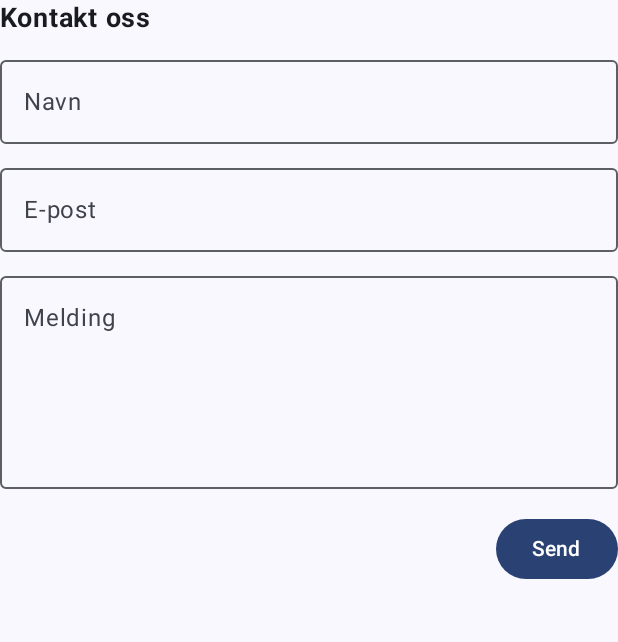
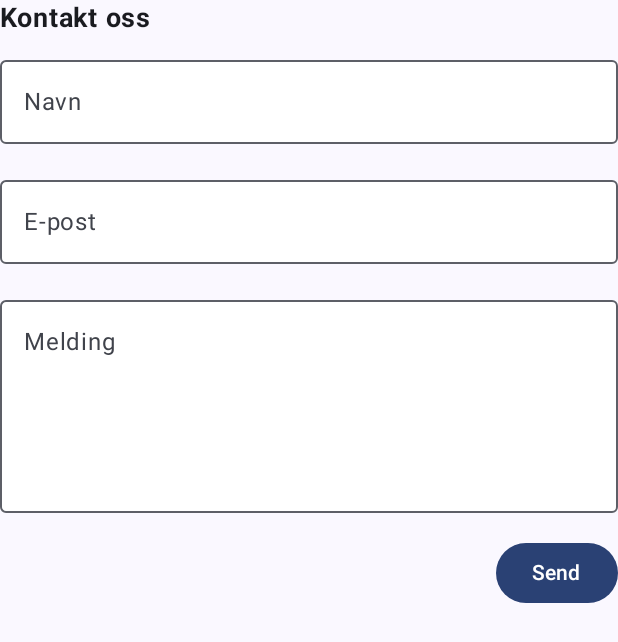
Before and after one commit to BachelorProject2025/PremaCare, an Android app built with Jetpack Compose: the composable ContactForm shown on its own in the app's theme, after a tap on "Send", on a phone screen of 412 x 824 dp. Shown: the top 642 px of the screen. Run offline under Robolectric (Android 15) with nearby library versions, the phone set to English and light mode, and no system bars; our stand-ins replace Firebase (no records; nobody signed in at launch, a user with empty details on screens opened directly), livedata-compose.

Commit message:
Completed contact us screen

```diff
--- a/app/src/main/java/no/hiof/bachelor/premacare/ui/screens/AboutUs.kt
+++ b/app/src/main/java/no/hiof/bachelor/premacare/ui/screens/AboutUs.kt
@@ -1,6 +1,9 @@
 package no.hiof.bachelor.premacare.ui.screens
 
+import android.content.ActivityNotFoundException
+import android.content.Intent
 import android.text.Layout
+import android.widget.Toast
 import androidx.compose.foundation.background
 import androidx.compose.foundation.layout.Arrangement
 import androidx.compose.foundation.layout.Column
@@ -12,7 +15,9 @@ import androidx.compose.foundation.layout.padding
 import androidx.compose.foundation.text.KeyboardOptions
 import androidx.compose.material3.Button
 import androidx.compose.material3.OutlinedTextField
+import androidx.compose.material3.OutlinedTextFieldDefaults
 import androidx.compose.material3.Text
+import androidx.compose.material3.TextFieldDefaults
 import androidx.compose.runtime.Composable
 import androidx.compose.runtime.getValue
 import androidx.compose.runtime.mutableStateOf
@@ -21,10 +26,14 @@ import androidx.compose.runtime.setValue
 import androidx.compose.ui.Alignment
 import androidx.compose.ui.Modifier
 import androidx.compose.ui.graphics.Color
+import androidx.compose.ui.platform.LocalContext
 import androidx.compose.ui.text.font.FontWeight
 import androidx.compose.ui.text.input.KeyboardType
 import androidx.compose.ui.unit.dp
 import androidx.compose.ui.unit.sp
+import androidx.compose.runtime.*
+import androidx.compose.ui.platform.LocalContext
+
 
 
 @Composable
@@ -60,11 +69,14 @@ fun AboutUs() {
 
 }
 
+
+
 @Composable
 private fun ContactForm() {
     var name by remember { mutableStateOf("") }
     var email by remember { mutableStateOf("") }
     var message by remember { mutableStateOf("") }
+    val context = LocalContext.current
 
     Column(modifier = Modifier.fillMaxWidth()) {
         Text(text = "Kontakt oss", fontWeight = FontWeight.Bold, fontSize = 18.sp)
@@ -75,8 +87,17 @@ private fun ContactForm() {
             value = name,
             onValueChange = { name = it },
             label = { Text("Navn") },
-            modifier = Modifier.fillMaxWidth()
+            modifier = Modifier
+                .fillMaxWidth()
+                .padding(bottom = 8.dp),
+            colors = OutlinedTextFieldDefaults.colors(
+                focusedContainerColor = Color.White,
+                unfocusedContainerColor = Color.White,
+                disabledContainerColor = Color.White
+            )
         )
+
+
 
         Spacer(modifier = Modifier.height(8.dp))
 
@@ -84,13 +105,19 @@ private fun ContactForm() {
             value = email,
             onValueChange = { email = it },
             label = { Text("E-post") },
-            modifier = Modifier.fillMaxWidth(),
-            keyboardOptions = KeyboardOptions.Default.copy(
-                keyboardType = KeyboardType.Email
+            modifier = Modifier
+                .fillMaxWidth()
+                .padding(bottom = 8.dp),
+            colors = OutlinedTextFieldDefaults.colors(
+                focusedContainerColor = Color.White,
+                unfocusedContainerColor = Color.White,
+                disabledContainerColor = Color.White
             )
         )
 
+
         Spacer(modifier = Modifier.height(8.dp))
+
 
         OutlinedTextField(
             value = message,
@@ -99,13 +126,34 @@ private fun ContactForm() {
             modifier = Modifier
                 .fillMaxWidth()
                 .height(150.dp),
-            maxLines = 5
+            maxLines = 5,
+            colors = OutlinedTextFieldDefaults.colors(
+                focusedContainerColor = Color.White,
+                unfocusedContainerColor = Color.White,
+                disabledContainerColor = Color.White
+            )
         )
+
+
 
         Spacer(modifier = Modifier.height(16.dp))
 
         Button(
             onClick = {
+                val intent = Intent(Intent.ACTION_SEND).apply {
+                    type = "message/rfc822"
+                    putExtra(Intent.EXTRA_EMAIL, arrayOf("premacareapp@gmail.com")) // du kan også bruke `email` hvis du vil sende til brukerens adresse
+                    putExtra(Intent.EXTRA_SUBJECT, "Ny melding fra appen")
+                    putExtra(
+                        Intent.EXTRA_TEXT,
+                        "Navn: $name\nE-post: $email\nMelding: $message"
+                    )
+                }
+                try {
+                    context.startActivity(Intent.createChooser(intent, "Send e-post"))
+                } catch (e: ActivityNotFoundException) {
+                    Toast.makeText(context, "Ingen e-postklient funnet.", Toast.LENGTH_SHORT).show()
+                }
 
             },
             modifier = Modifier.align(Alignment.End)
```
Also changed, not shown: 1 other file.
